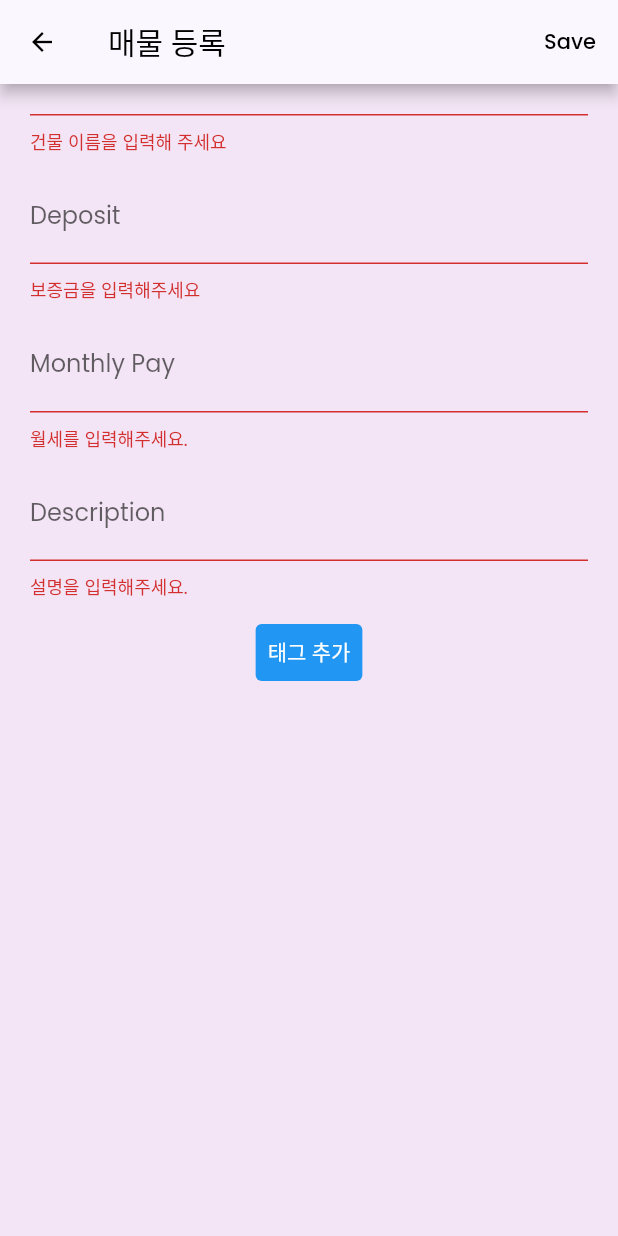
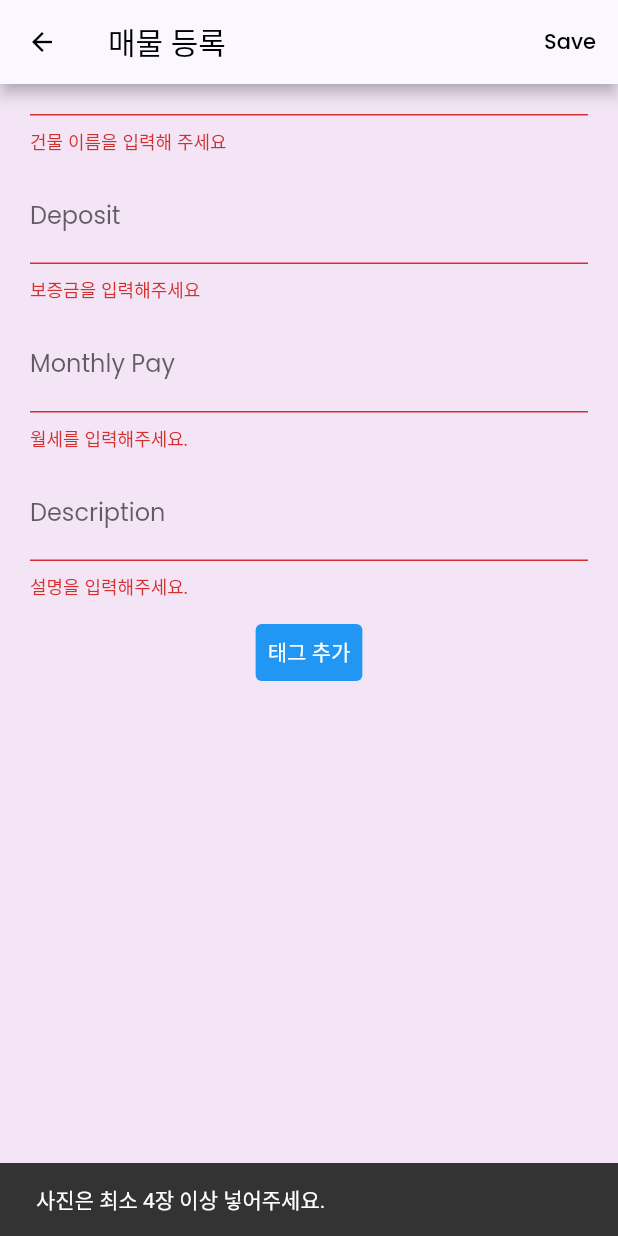
Before and after one commit to qpalzmm22/HRE, a Flutter app: the AddHousePage screen opened by its route, scrolled down 388 dp, after a tap on "Save", on a phone screen of 412 x 824 dp. Run offline on Flutter 3.47's test engine with Material 2 defaults, Android fonts, the phone set to English and light mode, and no system bars; our stand-ins replace badges, carousel_slider, cloud_firestore, dropdown_search, firebase_auth, firebase_core and 9 more; missing offline and left inert: custom_clippers, filter_list, flutterfire_ui, horizontal_card_pager, kpostal; accounts and stored records are empty; network calls fail; statements that could not run were skipped.

Commit message:
add validtaion feature of the number of images in the addHouse

```diff
--- a/lib/addHouse.dart
+++ b/lib/addHouse.dart
@@ -64,19 +64,14 @@ class _AddHousePageState extends State<AddHousePage> {
     "배란다" // 10
   ]; // "채상"
 
-  // List<String> _tags = [];
   List<String> selectedTagList = [];
-  //List<String> get options => _options;
   final _formKey = GlobalKey<FormState>();
-  final _addressKey = GlobalKey<FormState>();
-  final _depositKey = GlobalKey<FormState>();
 
   List<bool> options_value = List.generate(_options.length, (index) => false);
   User user = FirebaseAuth.instance.currentUser as User;
   @override
   Widget build(BuildContext context) {
     // default : false
-    //List<bool> options_value = List.generate(_options.length, (index) => false);
     Future<void> _openFilterDialog() async {
       await FilterListDialog.display<String>(
         context,
@@ -113,7 +108,7 @@ class _AddHousePageState extends State<AddHousePage> {
         actions: [
           TextButton(
               onPressed: () async {
-                if (_formKey.currentState!.validate()) {
+                if (_formKey.currentState!.validate() && _images.length > 3) {
                   String thumbnail = '';
                   List<String> uploadedImageUrls = [];
                   if (isFileUploaded) {
@@ -143,6 +138,15 @@ class _AddHousePageState extends State<AddHousePage> {
                   );
                   addHouseToDB(house);
                   Navigator.pushReplacementNamed(context, '/home', arguments: 0);
+                }
+                else if(_images.length <=3){
+                  const snackBar = SnackBar(
+                    content: Text('사진은 최소 4장 이상 넣어주세요.'),
+                  );
+
+// Find the ScaffoldMessenger in the widget tree
+// and use it to show a SnackBar.
+                  ScaffoldMessenger.of(context).showSnackBar(snackBar);
                 }
               },
               child: const Text(
@@ -207,17 +211,6 @@ class _AddHousePageState extends State<AddHousePage> {
               );
             }).toList(),
           ),
-          // HorizontalCardPager(
-          //   initialPage: 2, // default value is 2
-          //   onPageChanged: (page) {},
-          //   onSelectedItem: (page) {},
-          //   items: List<ImageCarditem>.generate(_images.length, (index) {
-          //     return ImageCarditem(
-          //         image: isFileUploaded
-          //             ? Image.file(File(_images[index].path))
-          //             : Image.network(_images[index].path));
-          //   }),
-          // ),
           Row(
             mainAxisAlignment: MainAxisAlignment.end,
             children: [
@@ -276,7 +269,7 @@ class _AddHousePageState extends State<AddHousePage> {
                       style: ButtonStyle(
                           backgroundColor:
                               MaterialStateProperty.all<Color>(Colors.blue)),
-                      child: Text(
+                      child: const Text(
                         '주소검색',
                         style: TextStyle(color: Colors.white),
                       ),
```
